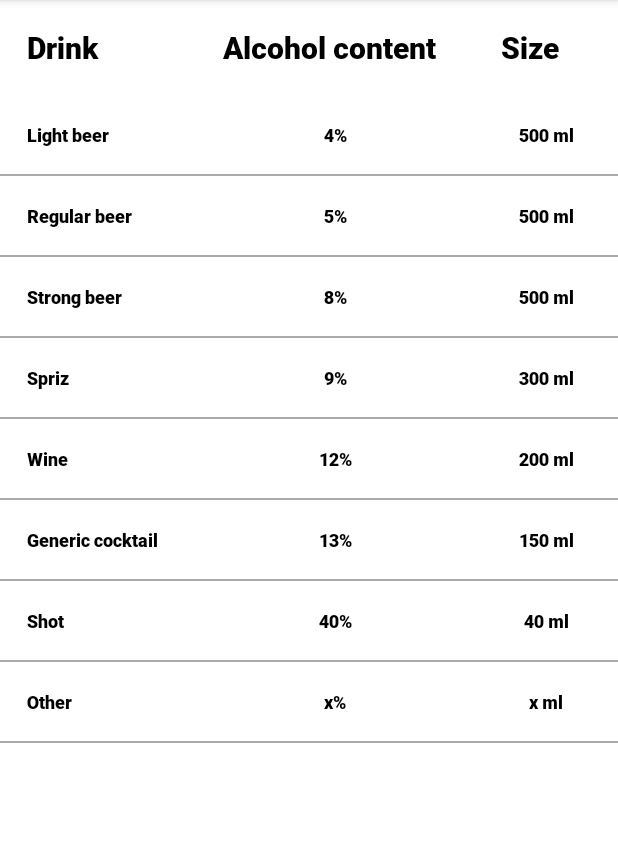
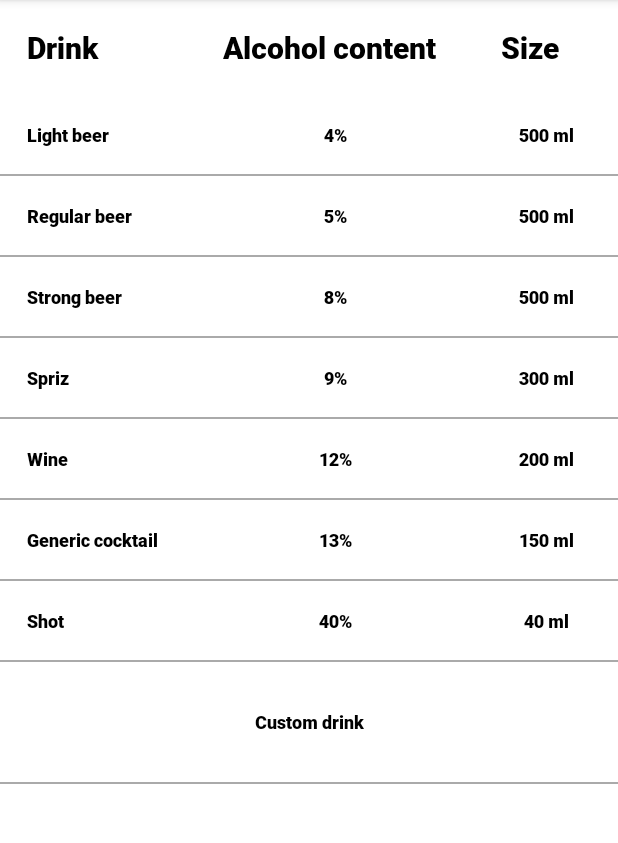
Before and after one commit to AndreaGonzato/AlcoholEstimator, an Android app: the fragment SelectDrinkFragment shown on its own in the app's theme, on a phone screen of 412 x 824 dp, the part 84-927 px from its top. Run offline under Robolectric (Android 15) with nearby library versions, the phone set to English and light mode, and no system bars.

Commit message:
redesign other dink

```diff
--- a/app/src/main/java/it/units/alcoholestimator/fragments/AddDrinkFragment.java
+++ b/app/src/main/java/it/units/alcoholestimator/fragments/AddDrinkFragment.java
@@ -52,6 +52,7 @@ public class AddDrinkFragment extends Fragment {
         args.putString(DRINK_TYPE_KEY, param1);
         args.putString(ALCOHOL_CONTENT_KEY, param2);
         args.putString(DRINK_SIZE_KEY, param3);
+        Log.i("TEST", "inside newInstance");
         fragment.setArguments(args);
         return fragment;
     }
@@ -65,7 +66,9 @@ public class AddDrinkFragment extends Fragment {
             alcoholContent = Integer.parseInt(alcoholContentString);
             drinkSizeString = getArguments().getString(DRINK_SIZE_KEY).replace(" ml", "").trim();
             drinkSize = Integer.parseInt(drinkSizeString);
+            Log.i("TEST", "inside if onCreate");
         }
+        Log.i("TEST", "outside if onCreate");
     }
 
     @Override
--- a/app/src/main/java/it/units/alcoholestimator/fragments/SelectDrinkFragment.java
+++ b/app/src/main/java/it/units/alcoholestimator/fragments/SelectDrinkFragment.java
@@ -119,12 +119,21 @@ public class SelectDrinkFragment extends Fragment {
         shotButtons[2] = requireView().findViewById(R.id.shotSizeButton);
         Arrays.stream(shotButtons).forEach(button -> button.setOnClickListener(v -> replaceCurrentFragmentWithAddDrinkFragment(getString(R.string.shot), getString(R.string._40_percentage), getString(R.string._40ml))));
 
-        Button[] otherButtons = new Button[3];
-        otherButtons[0] = requireView().findViewById(R.id.otherButton);
-        otherButtons[1] = requireView().findViewById(R.id.otherAlcoholButton);
-        otherButtons[2] = requireView().findViewById(R.id.otherSizeButton);
-        Arrays.stream(otherButtons).forEach(button -> button.setOnClickListener(v -> replaceCurrentFragmentWithAddDrinkFragment(getString(R.string.other), getString(R.string._x_percentage), getString(R.string._x_ml))));
-
+        Button customDrinkButton = requireView().findViewById(R.id.customDrinkButton);
+        customDrinkButton.setOnClickListener(v -> {
+                    Fragment addDrinkFragment = new AddDrinkFragment();
+                    Bundle bundle = new Bundle();
+                    bundle.putString(AddDrinkFragment.DRINK_TYPE_KEY, getString(R.string.custom_drink));
+                    bundle.putString(AddDrinkFragment.ALCOHOL_CONTENT_KEY, "3%"); // TODO do not pass a value
+                    bundle.putString(AddDrinkFragment.DRINK_SIZE_KEY, "50 ml"); // TODO do not pass a value
+                    addDrinkFragment.setArguments(bundle);
+                    FragmentTransaction fragmentTransaction = getParentFragmentManager().beginTransaction();
+                    fragmentTransaction.replace(R.id.mainFragment, addDrinkFragment)
+                            .setReorderingAllowed(true)
+                            .addToBackStack(null);
+                    fragmentTransaction.commit();
+                }
+                );
     }
 
 
--- a/app/src/main/res/layout/fragment_select_drink.xml
+++ b/app/src/main/res/layout/fragment_select_drink.xml
@@ -375,41 +375,18 @@
         android:layout_height="match_parent">
 
         <android.widget.Button
-            android:id="@+id/otherButton"
+            android:id="@+id/customDrinkButton"
             android:layout_width="match_parent"
-            android:layout_height="wrap_content"
+            android:layout_height="80dp"
             android:layout_weight="1"
             android:background="@color/white"
-            android:gravity="start"
+            android:gravity="center"
             android:padding="18dip"
-            android:text="@string/other"
+            android:text="@string/custom_drink"
             android:textAllCaps="false"
             android:textColor="@color/black"
             android:textSize="12sp" />
 
-        <android.widget.Button
-            android:id="@+id/otherAlcoholButton"
-            android:layout_width="match_parent"
-            android:layout_height="wrap_content"
-            android:layout_weight="1"
-            android:background="@color/white"
-            android:padding="18dip"
-            android:text="@string/_x_percentage"
-            android:textAllCaps="false"
-            android:textColor="@color/black"
-            android:textSize="12sp" />
-
-        <android.widget.Button
-            android:id="@+id/otherSizeButton"
-            android:layout_width="match_parent"
-            android:layout_height="wrap_content"
-            android:layout_weight="1"
-            android:background="@color/white"
-            android:padding="18dip"
-            android:text="@string/_x_ml"
-            android:textAllCaps="false"
-            android:textColor="@color/black"
-            android:textSize="12sp" />
     </TableRow>
 
     <View
--- a/app/src/main/res/values/strings.xml
+++ b/app/src/main/res/values/strings.xml
@@ -36,12 +36,10 @@
     <string name="shot">Shot</string>
     <string name="_40_percentage">40%</string>
     <string name="_40ml">40 ml</string>
-    <string name="other">Other</string>
     <string name="volume_ml">Volume (ml)</string>
     <string name="drink_description">Drink description</string>
     <string name="drink_type">Drink type</string>
     <string name="enter_a_drink_description">enter a drink description</string>
     <string name="alcohol_content">Alcohol content (%)</string>
-    <string name="_x_percentage">x%</string>
-    <string name="_x_ml">x ml</string>
+    <string name="custom_drink">Custom drink</string>
 </resources>
```
